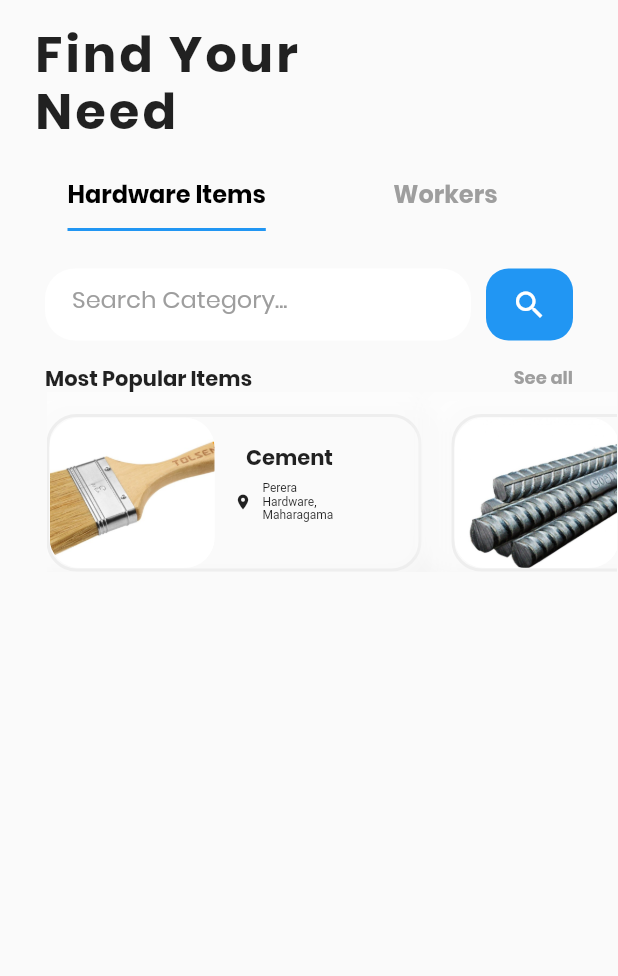
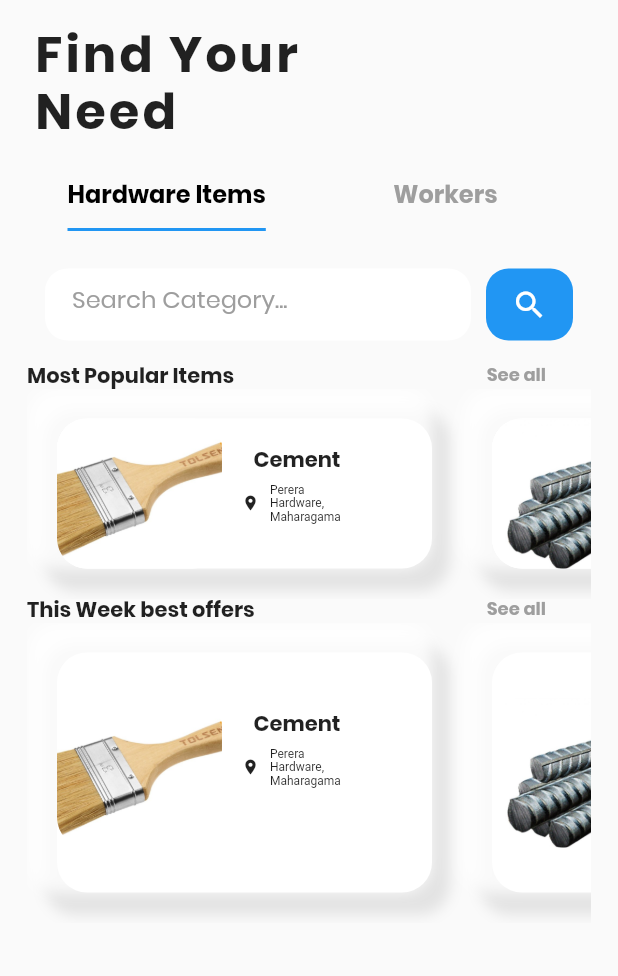
Before and after one commit to ProSiteGroup2/Group2, a Flutter app: the screen it shows after launch, on a phone screen of 412 x 824 dp, the part 90-1066 px from its top. Run offline on Flutter 3.47's test engine with Material 2 defaults, Android fonts, the phone set to English and light mode, and no system bars.

Commit message:
carousal resize and shadow

```diff
--- a/lib/components/image_causerol.dart
+++ b/lib/components/image_causerol.dart
@@ -30,34 +30,34 @@ class _ImageCauserolState extends State<ImageCauserol> {
 
   @override
   Widget build(BuildContext context) {
-    return SizedBox(
+    return Container(
       width: kPropWidth(context, 1) - 32,
-      height: 120,
-      child: Stack(
-        children: [
-          // Image Causerol
-          ListView.builder(
+      height:140,
+      child: ListView.builder(
 
           controller: _scrollController,
           scrollDirection: Axis.horizontal,
           itemCount: imgs.length,
           itemBuilder: (context, i) {
             return Container(
+                          margin: EdgeInsets.all(20),
                           width: 250,
                           height: 100,
-                              margin: EdgeInsets.only( right:20,top: 15),
+
+                          // margin: EdgeInsets.only( right:20,top: 15),
                           decoration: BoxDecoration(
-                                 border: Border.all(width: 2, color: Colors.grey.shade200),
+                            color: Colors.white,
+                            //  border: Border.all(width: 2, color: Colors.grey.shade200),
                              borderRadius: BorderRadius.all(Radius.circular(20)),
                               boxShadow: [
                                 BoxShadow(
-                                      color: Colors.grey.withOpacity(0.05),
+                                  color: Colors.grey.withOpacity(0.25),
                                   spreadRadius: 10,
                                   blurRadius: 7,
-                                      offset: Offset(5, 4), // changes position of shadow
+                                  offset: Offset(2, 5), // changes position of shadow
                                 ),
                                 BoxShadow(
-                                      color: Colors.white.withOpacity(0.5),
+                                  color: Colors.white.withOpacity(0.8),
                                   spreadRadius: 10,
                                   blurRadius: 7,
                                   offset: Offset(-10, -10), // changes position of shadow
@@ -127,43 +127,6 @@ class _ImageCauserolState extends State<ImageCauserol> {
                         );
 
           }),
-
-          //image count view
-
-          // Positioned(
-          //     bottom: 10,
-          //     right: 10,
-          //     child: Container(
-          //       width: 48,
-          //       height: 24,
-          //       decoration: BoxDecoration(
-          //         borderRadius: BorderRadius.circular(12.0),
-          //         color: Colors.white.withOpacity(0.2),
-          //       ),
-          //       child: Row(
-          //         crossAxisAlignment: CrossAxisAlignment.center,
-          //         mainAxisAlignment: MainAxisAlignment.center,
-          //         children: [
-          //           Text(
-          //             "$photo",
-          //             style: const TextStyle(
-          //                 fontSize: 14.0,
-          //                 color: Colors.black,
-          //                 fontWeight: FontWeight.w600),
-          //           ),
-          //           const SizedBox(
-          //             width: 2.0,
-          //           ),
-          //           Text(
-          //             "(${imgs.length})",
-          //             style: const TextStyle(fontSize: 8.0, color: Colors.white),
-          //           ),
-          //         ],
-          //       ),
-          //     ))
-
-        ],
-      ),
     );
   }
 }
--- a/lib/src/ui/home_screen.dart
+++ b/lib/src/ui/home_screen.dart
@@ -178,7 +178,7 @@ Map<String, dynamic> data = {
                                         fillColor: Colors.white,
                                         filled: true,
                                           border: OutlineInputBorder(
-                                            borderRadius: BorderRadius.circular(20),
+                                            borderRadius: BorderRadius.circular(15),
                                             borderSide: BorderSide.none
                                           ),
                                         hintText: 'Search Category...',
@@ -212,16 +212,20 @@ Map<String, dynamic> data = {
                     ),
                         ),
                 Container(
-                  height: 200,
+                 height: MediaQuery.of(context).size.height,
                   width: double.maxFinite,
                   child: TabBarView(
                     controller: _tabController,
                     children: [
                       Container(
-                        margin: EdgeInsets.only(left: 30, top: 18),
+                        height: 800,
+                        padding: EdgeInsets.symmetric(vertical: 16.0,horizontal: 18.0),
                         child: Column(
                           children: [
                             Container(
+                              child: Column(
+                                children: [
+                                     Container(
                               child: Row(
                                   mainAxisAlignment: MainAxisAlignment.spaceBetween,
                                   children: [
@@ -254,6 +258,53 @@ Map<String, dynamic> data = {
                               context: context,
                                 imgs: data['images'],
                               ),
+                                ],
+                              ),
+                            ),
+                             Container(
+                              child: Column(
+                                children: [
+                                     Container(
+                              child: Row(
+                                  mainAxisAlignment: MainAxisAlignment.spaceBetween,
+                                  children: [
+                                    Text(
+                                      "This Week best offers",
+                                      textAlign: TextAlign.left,
+                                      style: TextStyle(
+                                          fontFamily: "poppins",
+                                          fontSize: 14,
+                                          fontWeight: FontWeight.bold,
+                                          height: 1.15),
+                                    ),
+                                    Container(
+                                      padding: EdgeInsets.only(right: 30),
+                                      child: Text(
+                                        "See all",
+                                        textAlign: TextAlign.right,
+                                        style: TextStyle(
+                                            fontFamily: "poppins",
+                                            fontSize: 12,
+                                            fontWeight: FontWeight.bold,
+                                            color: Colors.grey,
+                                            height: 1),
+                                      ),
+                                    ),
+                                  ]),
+                            ),
+
+                           Container(
+                             height: 200,
+                             width: 500,
+                             child: ImageCauserol(
+                                context: context,
+                                  imgs: data['images'],
+                                ),
+                           ),
+                                ],
+                              ),
+                            ),
+
                             ],
                         ),
 
```
Lines whose indentation alone changed are shown as unchanged.
